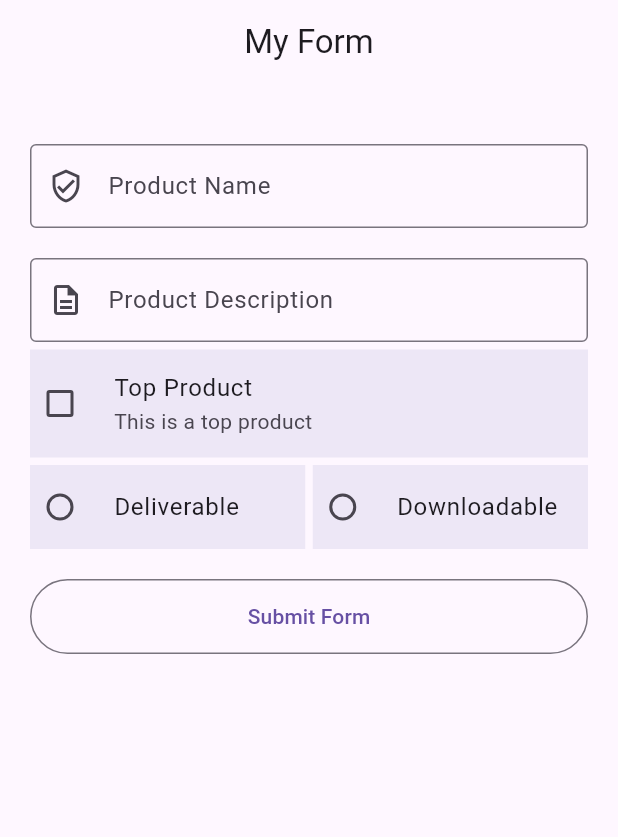
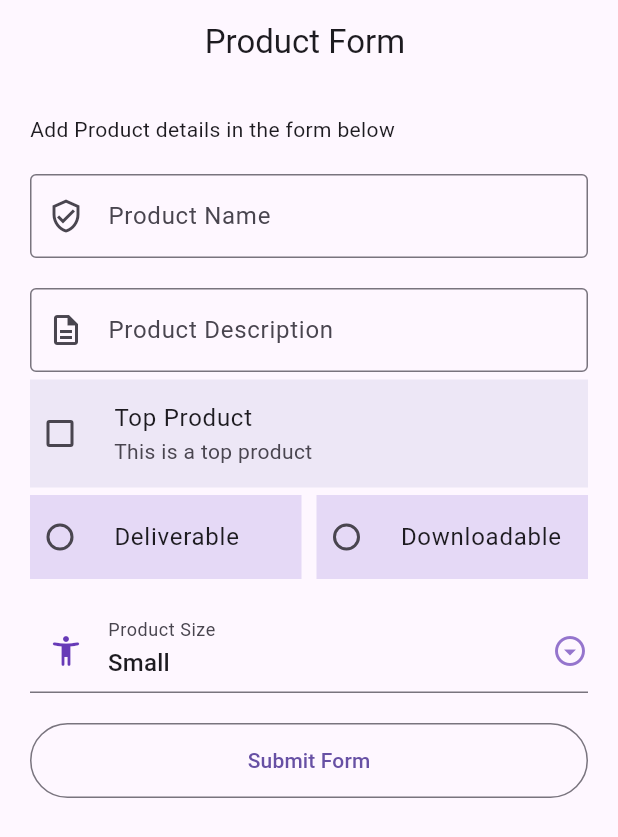
Before and after one commit to ianotieno/MyApp, a Flutter app: the screen it shows after launch, on a phone screen of 412 x 824 dp. Shown: the top 837 px of the screen. Run offline on Flutter 3.47's test engine with Material 3 defaults, Android fonts, the phone set to English and light mode, and no system bars.

Commit message:
update radio

```diff
--- a/lib/screens/dashboard.dart
+++ b/lib/screens/dashboard.dart
@@ -1,6 +1,5 @@
 import 'package:flutter/material.dart';
-import 'package:flutter/rendering.dart';
-import 'package:font_awesome_flutter/font_awesome_flutter.dart';
+
 
 class Dashboard extends StatelessWidget {
   const Dashboard({super.key});
--- a/lib/screens/form.dart
+++ b/lib/screens/form.dart
@@ -1,7 +1,8 @@
 import 'package:flutter/material.dart';
 import 'package:pizza_app/screens/formDetails.dart';
+import 'package:pizza_app/widgets/my_radio.dart';
 
-enum ProductTypeEnum { Downloadable, Deliverable, }
+
 class MyForm extends StatefulWidget {
   const MyForm({super.key});
 
@@ -10,11 +11,22 @@ class MyForm extends StatefulWidget {
 }
 
 class _MyFormState extends State<MyForm> {
+
+  _MyFormState() {
+     _selectedVal = _productSizeList[0]; // Initialize with the first value
+  }
   var _productName,
       _productDes; // Declare variables to hold the text field values
   final _productController = TextEditingController();
   final _productDesController = TextEditingController();
+  final _productSizeList = [
+    "Small",
+    "Medium",
+    "Large",
+  ];
+  String? _selectedVal ="";
   ProductTypeEnum? _productTypeEnum;
+  final _formKey = GlobalKey<FormState>();
 
    bool? _listTileChecked = false;
   @override
@@ -40,14 +52,16 @@ class _MyFormState extends State<MyForm> {
   @override
   Widget build(BuildContext context) {
     return Scaffold(
-      appBar: AppBar(title: Text("My Form"), centerTitle: true),
+      appBar: AppBar(title: Text("Product Form "), centerTitle: true),
       body: Container(
         padding: EdgeInsets.all(20.0),
         child: ListView(
           children: [
+            const Text ("Add Product details in the form below",),
             const SizedBox(height: 20),
             TextFormField(
               controller: _productController,
+             validator: (value) => value!.isEmpty ? "Please enter a product name" : null,
               decoration: InputDecoration(
                 labelText: "Product Name",
                 prefixIcon: Icon(Icons.verified_user_outlined),
@@ -57,6 +71,7 @@ class _MyFormState extends State<MyForm> {
             const SizedBox(height: 20),
             TextFormField(
               controller: _productDesController,
+              validator: (value) => value!.isEmpty ? "Please enter a product description" : null,
               decoration: InputDecoration(
                 labelText: "Product Description",
                 prefixIcon: Icon(Icons.description_outlined),
@@ -80,35 +95,56 @@ class _MyFormState extends State<MyForm> {
             ),
             SizedBox(height: 5,),
             Row(children: [
-                Expanded(
-                  child: RadioListTile<ProductTypeEnum>(
-                                contentPadding: EdgeInsets.all(0),
-                                value: ProductTypeEnum.Deliverable,
-                                tileColor: Colors.deepPurple.shade50,
-                               groupValue: _productTypeEnum,
-                                title: Text(ProductTypeEnum.Deliverable.name),
-                               onChanged: (value) {
+                MyRadioButton(title: ProductTypeEnum.Deliverable.name,
+                value:ProductTypeEnum.Deliverable ,
+                 selectedProductTypeEnum: _productTypeEnum,
+                onChanged:
+                    (value) {
                       setState(() {
                         _productTypeEnum = value;
                       });
-                              }),
-                ),
-                SizedBox(width: 5,),
-            Expanded(
-              child: RadioListTile<ProductTypeEnum>(
-                contentPadding: EdgeInsets.all(0),
-                value: ProductTypeEnum.Downloadable,
-                groupValue: _productTypeEnum,
-                tileColor: Colors.deepPurple.shade50,
-                title: Text("Downloadable"),
-                 onChanged: (value) {
+                    },),
+                    SizedBox(width: 10,),
+                    MyRadioButton(title: ProductTypeEnum.Downloadable.name,
+                value:ProductTypeEnum.Downloadable ,
+                 selectedProductTypeEnum: _productTypeEnum,
+                onChanged:
+                    (value) {
                       setState(() {
                         _productTypeEnum = value;
                       });
+                    },),
 
-              }),
+            ],),
+            SizedBox(height: 20),
+
+            DropdownButtonFormField(
+
+              value: _selectedVal,items: _productSizeList.map((e){
+
+              return DropdownMenuItem(
+                value: e,
+                child: Text(e),
+              );
+            }
+            ).toList(), onChanged: (val){
+              setState(() {
+                _selectedVal = val;
+              });
+            },
+            icon: Icon(Icons.arrow_drop_down_circle_outlined, color: Colors.deepPurple.shade300),
+            dropdownColor: Colors.deepPurple.shade50,
+            isExpanded: true,
+            decoration: InputDecoration(
+              border: UnderlineInputBorder(),
+              labelText: "Product Size",
+              prefixIcon: Icon(
+                Icons.accessibility_new_rounded,
+                color: Colors.deepPurple,
+              )
             ),
-            ],),
+
+            ),
             SizedBox(height: 20),
             myButt(context),
           ],
--- /dev/null
+++ b/lib/widgets/my_radio.dart
@@ -0,0 +1,33 @@
+import 'package:flutter/material.dart';
+import 'package:pizza_app/screens/form.dart';
+enum ProductTypeEnum { Downloadable, Deliverable, }
+
+class MyRadioButton extends StatelessWidget {
+
+  MyRadioButton({super.key,
+  required this.title,
+  required this.value,
+  required this.onChanged,
+  required this.selectedProductTypeEnum,
+  });
+
+  String title;
+  ProductTypeEnum value;
+  ProductTypeEnum? selectedProductTypeEnum;
+  Function(ProductTypeEnum?)? onChanged;
+
+
+
+  @override
+  Widget build(BuildContext context) {
+    return  Expanded(
+                  child: RadioListTile<ProductTypeEnum>(
+                                contentPadding: EdgeInsets.all(0),
+                                value: value,
+                                tileColor: Color.fromARGB(255, 229, 217, 246),
+                                groupValue: selectedProductTypeEnum,
+                                title: Text(title,),
+                               onChanged: onChanged,)
+                              );}
+
+  }
```
Also changed, not shown: lib/main.dart (+1 -8 lines). Lines whose indentation alone changed are shown as unchanged.
